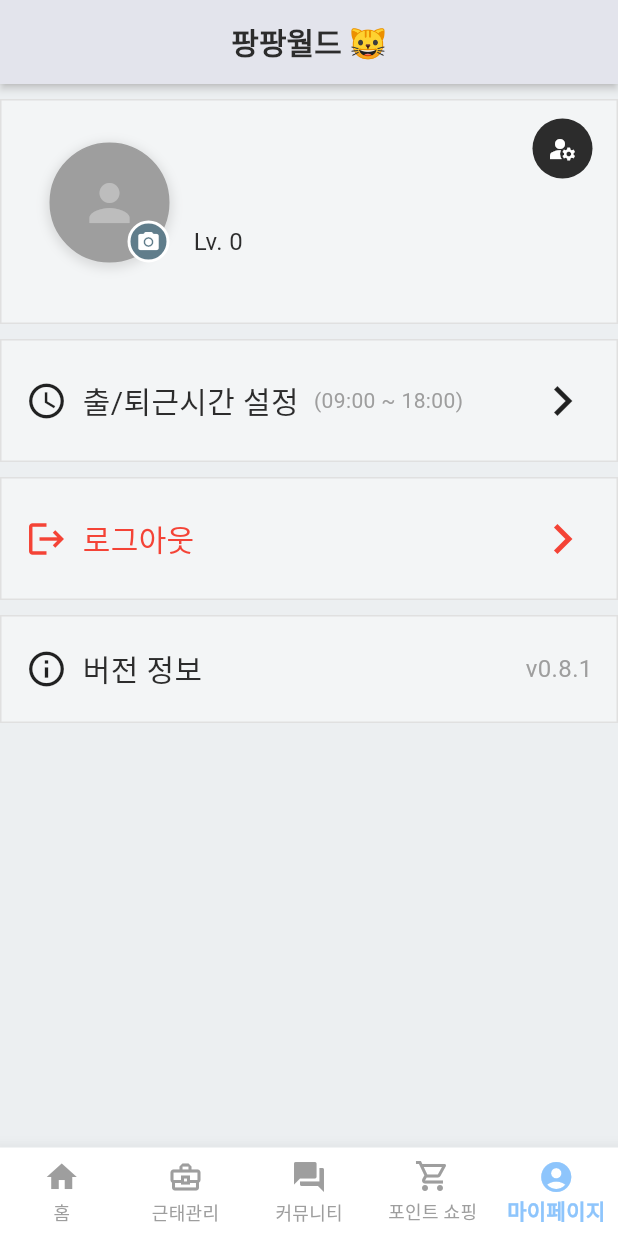
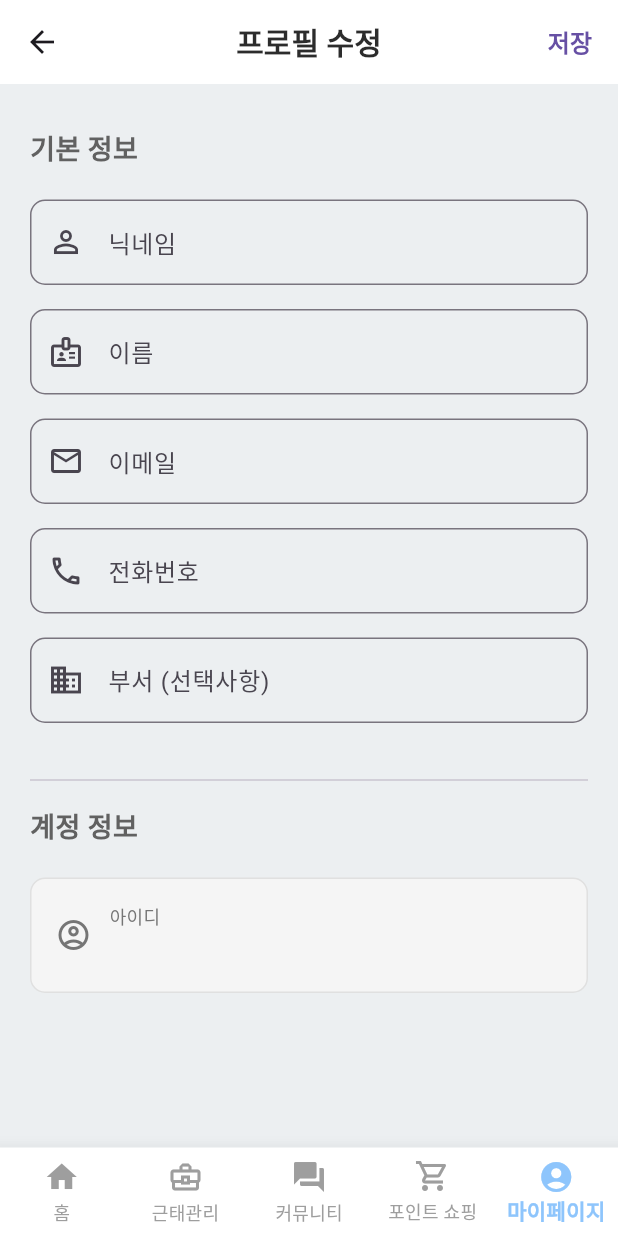
Before and after one commit to GangOn0215/commute_mate, a Flutter app: the AccountScreen screen opened by its route, after a tap on the "manage accounts" icon, on a phone screen of 412 x 824 dp. Run offline on Flutter 3.47's test engine with Material 3 defaults, Android fonts, the phone set to English and light mode, and no system bars; our stand-ins replace dio, fl_chart, flutter_dotenv, fluttertoast, go_router, image_picker and 6 more; missing offline and left inert: kakao_flutter_sdk, photo_manager; accounts and stored records are empty.

Commit message:
[ u ] 회원 정보 수정 ui + 프로그램

```diff
--- /dev/null
+++ b/flutter-app/lib/screens/account/profile_edit_screen.dart
@@ -0,0 +1,351 @@
+import 'package:commute_mate/models/user.dart';
+import 'package:commute_mate/provider/user_provider.dart';
+import 'package:commute_mate/services/user_service.dart';
+import 'package:flutter/material.dart';
+import 'package:flutter/services.dart';
+import 'package:provider/provider.dart';
+
+class ProfileEditScreen extends StatefulWidget {
+  const ProfileEditScreen({super.key});
+
+  @override
+  State<ProfileEditScreen> createState() => _ProfileEditScreenState();
+}
+
+class _ProfileEditScreenState extends State<ProfileEditScreen> {
+  final _formKey = GlobalKey<FormState>();
+
+  late TextEditingController _nicknameController;
+  late TextEditingController _nameController;
+  late TextEditingController _emailController;
+  late TextEditingController _contactController;
+  late TextEditingController _departmentController;
+
+  bool _isLoading = false;
+  User? _user;
+
+  @override
+  void initState() {
+    super.initState();
+    _user = context.read<UserProvider>().user;
+
+    _nicknameController = TextEditingController(text: _user?.nickname ?? '');
+    _nameController = TextEditingController(text: _user?.name ?? '');
+    _emailController = TextEditingController(text: _user?.email ?? '');
+    _contactController = TextEditingController(text: _user?.contact ?? '');
+    _departmentController = TextEditingController(text: _user?.department ?? '');
+  }
+
+  @override
+  void dispose() {
+    _nicknameController.dispose();
+    _nameController.dispose();
+    _emailController.dispose();
+    _contactController.dispose();
+    _departmentController.dispose();
+    super.dispose();
+  }
+
+  bool _isValidEmail(String email) {
+    if (email.isEmpty) return true; // 이메일은 선택사항
+    final emailRegex = RegExp(
+      r'^[a-zA-Z0-9._%+-]+@[a-zA-Z0-9.-]+\.[a-zA-Z]{2,}$',
+    );
+    return emailRegex.hasMatch(email);
+  }
+
+  Future<void> _saveProfile() async {
+    if (!_formKey.currentState!.validate()) {
+      return;
+    }
+
+    if (_user == null) {
+      _showSnackBar('사용자 정보를 찾을 수 없습니다.');
+      return;
+    }
+
+    setState(() => _isLoading = true);
+
+    try {
+      final updatedUser = User(
+        id: _user!.id,
+        userId: _user!.userId,
+        password: _user!.password,
+        name: _nameController.text.trim(),
+        nickname: _nicknameController.text.trim(),
+        email: _emailController.text.trim().isEmpty
+            ? null
+            : _emailController.text.trim(),
+        contact: _contactController.text.trim(),
+        department: _departmentController.text.trim().isEmpty
+            ? null
+            : _departmentController.text.trim(),
+        profileImageUrl: _user!.profileImageUrl,
+        level: _user!.level,
+        isActive: _user!.isActive,
+        createdAt: _user!.createdAt,
+        lastLoginAt: _user!.lastLoginAt,
+        notificationEnabled: _user!.notificationEnabled,
+      );
+
+      // 서버에 업데이트 요청
+      final result = await UserService().updateUser(updatedUser);
+
+      if (mounted) {
+        // Provider에 업데이트된 사용자 정보 저장
+        context.read<UserProvider>().setUser(result);
+
+        _showSnackBar('프로필이 업데이트되었습니다.');
+
+        Navigator.pop(context);
+      }
+    } catch (e) {
+      _showSnackBar('프로필 업데이트 실패: $e');
+    } finally {
+      if (mounted) {
+        setState(() => _isLoading = false);
+      }
+    }
+  }
+
+  void _showSnackBar(String message) {
+    if (mounted) {
+      ScaffoldMessenger.of(context).showSnackBar(
+        SnackBar(content: Text(message), duration: Duration(seconds: 2)),
+      );
+    }
+  }
+
+  @override
+  Widget build(BuildContext context) {
+    return Scaffold(
+      appBar: AppBar(
+        title: Text('프로필 수정'),
+        backgroundColor: Colors.white,
+        elevation: 0,
+        actions: [
+          if (_isLoading)
+            Center(
+              child: Padding(
+                padding: const EdgeInsets.only(right: 16),
+                child: SizedBox(
+                  width: 20,
+                  height: 20,
+                  child: CircularProgressIndicator(strokeWidth: 2),
+                ),
+              ),
+            )
+          else
+            TextButton(
+              onPressed: _saveProfile,
+              child: Text(
+                '저장',
+                style: TextStyle(fontSize: 16, fontWeight: FontWeight.bold),
+              ),
+            ),
+        ],
+      ),
+      body: SingleChildScrollView(
+        child: Padding(
+          padding: const EdgeInsets.all(20.0),
+          child: Form(
+            key: _formKey,
+            child: Column(
+              crossAxisAlignment: CrossAxisAlignment.start,
+              children: [
+                SizedBox(height: 10),
+                Text(
+                  '기본 정보',
+                  style: TextStyle(
+                    fontSize: 18,
+                    fontWeight: FontWeight.bold,
+                    color: Colors.grey[700],
+                  ),
+                ),
+                SizedBox(height: 20),
+
+                // 닉네임
+                TextFormField(
+                  controller: _nicknameController,
+                  decoration: InputDecoration(
+                    labelText: '닉네임',
+                    hintText: '닉네임을 입력하세요',
+                    prefixIcon: Icon(Icons.person_outline),
+                    border: OutlineInputBorder(
+                      borderRadius: BorderRadius.circular(10),
+                    ),
+                  ),
+                  validator: (value) {
+                    if (value == null || value.trim().isEmpty) {
+                      return '닉네임을 입력해주세요';
+                    }
+                    return null;
+                  },
+                ),
+                SizedBox(height: 16),
+
+                // 이름
+                TextFormField(
+                  controller: _nameController,
+                  decoration: InputDecoration(
+                    labelText: '이름',
+                    hintText: '이름을 입력하세요',
+                    prefixIcon: Icon(Icons.badge_outlined),
+                    border: OutlineInputBorder(
+                      borderRadius: BorderRadius.circular(10),
+                    ),
+                  ),
+                  validator: (value) {
+                    if (value == null || value.trim().isEmpty) {
+                      return '이름을 입력해주세요';
+                    }
+                    return null;
+                  },
+                ),
+                SizedBox(height: 16),
+
+                // 이메일
+                TextFormField(
+                  controller: _emailController,
+                  keyboardType: TextInputType.emailAddress,
+                  decoration: InputDecoration(
+                    labelText: '이메일',
+                    hintText: '이메일을 입력하세요',
+                    prefixIcon: Icon(Icons.email_outlined),
+                    border: OutlineInputBorder(
+                      borderRadius: BorderRadius.circular(10),
+                    ),
+                  ),
+                  validator: (value) {
+                    if (value != null && value.isNotEmpty && !_isValidEmail(value)) {
+                      return '올바른 이메일 형식을 입력해주세요';
+                    }
+                    return null;
+                  },
+                ),
+                SizedBox(height: 16),
+
+                // 전화번호
+                TextFormField(
+                  controller: _contactController,
+                  keyboardType: TextInputType.phone,
+                  inputFormatters: [
+                    FilteringTextInputFormatter.digitsOnly,
+                    _PhoneNumberFormatter(),
+                  ],
+                  decoration: InputDecoration(
+                    labelText: '전화번호',
+                    hintText: '전화번호를 입력하세요',
+                    prefixIcon: Icon(Icons.phone_outlined),
+                    border: OutlineInputBorder(
+                      borderRadius: BorderRadius.circular(10),
+                    ),
+                  ),
+                  validator: (value) {
+                    if (value == null || value.trim().isEmpty) {
+                      return '전화번호를 입력해주세요';
+                    }
+                    return null;
+                  },
+                ),
+                SizedBox(height: 16),
+
+                // 부서 (선택사항)
+                TextFormField(
+                  controller: _departmentController,
+                  decoration: InputDecoration(
+                    labelText: '부서 (선택사항)',
+                    hintText: '부서를 입력하세요',
+                    prefixIcon: Icon(Icons.business_outlined),
+                    border: OutlineInputBorder(
+                      borderRadius: BorderRadius.circular(10),
+                    ),
+                  ),
+                ),
+                SizedBox(height: 30),
+
+                // 계정 정보
+                Divider(),
+                SizedBox(height: 10),
+                Text(
+                  '계정 정보',
+                  style: TextStyle(
+                    fontSize: 18,
+                    fontWeight: FontWeight.bold,
+                    color: Colors.grey[700],
+                  ),
+                ),
+                SizedBox(height: 20),
+
+                // 아이디 (수정 불가)
+                Container(
+                  padding: EdgeInsets.all(16),
+                  decoration: BoxDecoration(
+                    color: Colors.grey[100],
+                    borderRadius: BorderRadius.circular(10),
+                    border: Border.all(color: Colors.grey[300]!),
+                  ),
+                  child: Row(
+                    children: [
+                      Icon(Icons.account_circle_outlined, color: Colors.grey[600]),
+                      SizedBox(width: 12),
+                      Column(
+                        crossAxisAlignment: CrossAxisAlignment.start,
+                        children: [
+                          Text(
+                            '아이디',
+                            style: TextStyle(
+                              fontSize: 12,
+                              color: Colors.grey[600],
+                            ),
+                          ),
+                          SizedBox(height: 4),
+                          Text(
+                            _user?.userId ?? '',
+                            style: TextStyle(
+                              fontSize: 16,
+                              fontWeight: FontWeight.w500,
+                            ),
+                          ),
+                        ],
+                      ),
+                    ],
+                  ),
+                ),
+              ],
+            ),
+          ),
+        ),
+      ),
+    );
+  }
+}
+
+class _PhoneNumberFormatter extends TextInputFormatter {
+  @override
+  TextEditingValue formatEditUpdate(
+    TextEditingValue oldValue,
+    TextEditingValue newValue,
+  ) {
+    final text = newValue.text.replaceAll('-', '');
+
+    if (text.isEmpty) return newValue;
+
+    String formatted = '';
+
+    if (text.length <= 3) {
+      formatted = text;
+    } else if (text.length <= 7) {
+      formatted = '${text.substring(0, 3)}-${text.substring(3)}';
+    } else if (text.length <= 11) {
+      formatted = '${text.substring(0, 3)}-${text.substring(3, 7)}-${text.substring(7)}';
+    } else {
+      formatted = '${text.substring(0, 3)}-${text.substring(3, 7)}-${text.substring(7, 11)}';
+    }
+
+    return TextEditingValue(
+      text: formatted,
+      selection: TextSelection.collapsed(offset: formatted.length),
+    );
+  }
+}
--- a/flutter-app/lib/widgets/account_header_manage.dart
+++ b/flutter-app/lib/widgets/account_header_manage.dart
@@ -1,5 +1,6 @@
 import 'package:flutter/material.dart';
 import 'package:commute_mate/core/theme/app_colors.dart';
+import 'package:commute_mate/screens/account/profile_edit_screen.dart';
 
 class AccountHeaderManage extends StatelessWidget {
   const AccountHeaderManage({super.key});
@@ -16,7 +17,14 @@ class AccountHeaderManage extends StatelessWidget {
             borderRadius: BorderRadius.all(Radius.circular(50)),
           ),
           child: IconButton(
-            onPressed: () {},
+            onPressed: () {
+              Navigator.push(
+                context,
+                MaterialPageRoute(
+                  builder: (context) => ProfileEditScreen(),
+                ),
+              );
+            },
             icon: Icon(Icons.manage_accounts, color: Colors.white, size: 20),
           ),
         ),
```
Also changed, not shown: flutter-app/lib/services/user_service.dart (+13 -0 lines).
